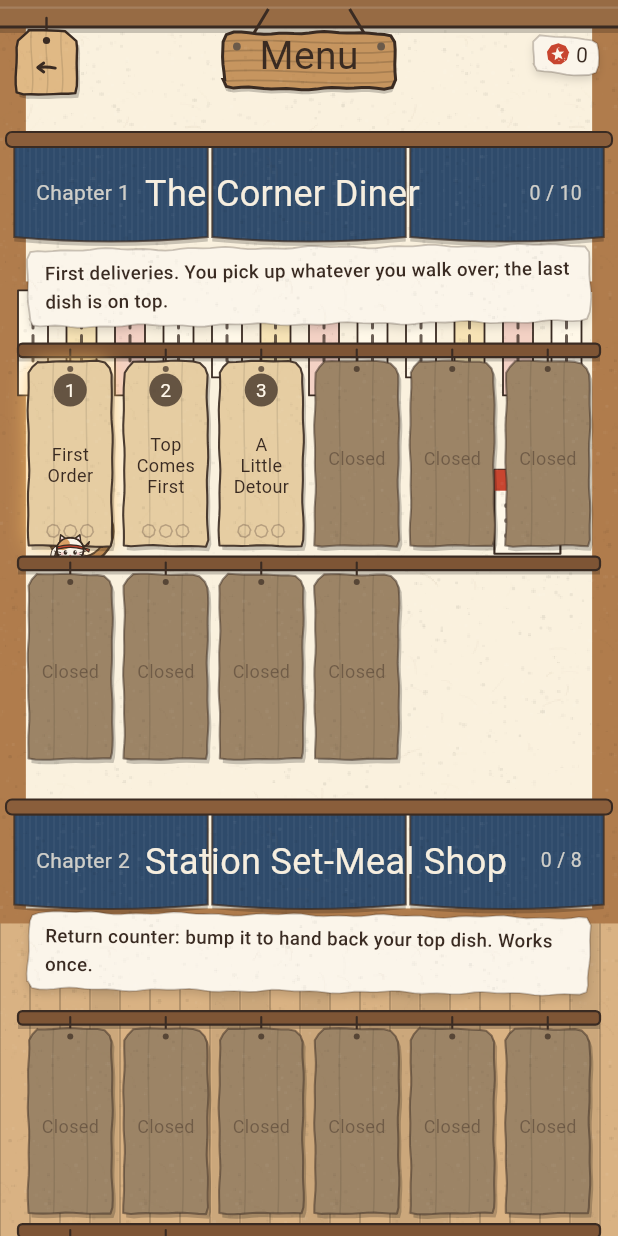
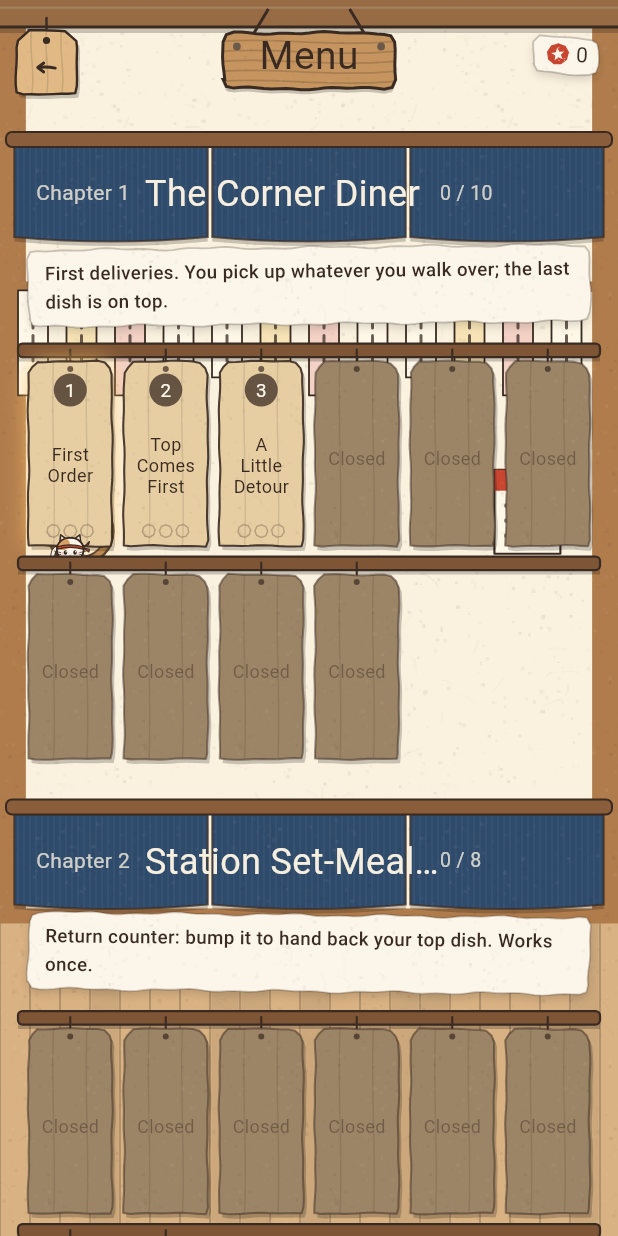
Before and after one commit to ItoShiyou/mobile-local-games, a Flutter app: the screen it shows after launch, after a tap on "Menu", on a phone screen of 412 x 824 dp. Run offline on Flutter 3.47's test engine with Material 3 defaults, Android fonts, the phone set to English and light mode, and no system bars; our stand-ins replace audioplayers, shared_preferences; Roboto replaces fonts that are missing (YuseiMagic, ZenMaruGothic).

Commit message:
Brighten the station diner and cafe, support large system text
Lighter walls and floors for the station diner and the hilltop cafe,
with daylight in the diner. Cap system text scaling at 1.3x (labels
sit on painted signs of fixed size) and let the lantern and chapter
headers shrink to fit; a test now opens every screen at 2x text in
Japanese and English on small and regular phones. Remove the unused
speech bubble widget.

Co-Authored-By: Claude Opus 5.5 <noreply@anthropic.com>
Claude-Session: https://claude.ai/code/session_01DRNSWaayhc1txh3mvzkJmg

```diff
--- a/apps/tsumiage_demae/lib/app/app.dart
+++ b/apps/tsumiage_demae/lib/app/app.dart
@@ -71,6 +71,9 @@ class _TsumiageAppState extends State<TsumiageApp> with WidgetsBindingObserver {
             GlobalWidgetsLocalizations.delegate,
             GlobalCupertinoLocalizations.delegate,
           ],
+          // Text is part of painted signs, tags and tickets that have a fixed
+          // size, so larger system text is honoured only up to a point.
+          builder: (context, child) => MediaQuery.withClampedTextScaling(maxScaleFactor: 1.3, child: child!),
           home: const TitleScreen(),
         ),
       ),
--- a/apps/tsumiage_demae/lib/ui/backdrop.dart
+++ b/apps/tsumiage_demae/lib/ui/backdrop.dart
@@ -60,9 +60,9 @@ class _BackdropPainter extends CustomPainter {
         }
         canvas.drawRect(Rect.fromLTWH(0, tiles.top - 6, w, 8), Art.fill(sc.wallTrim));
       case WallKind.brick:
-        canvas.drawRect(r, Art.fill(const Color(0xFFA9624A)));
+        canvas.drawRect(r, Art.fill(const Color(0xFFC07A5C)));
         const bh = 18.0, bw = 44.0;
-        final mortar = Art.stroke(const Color(0xFFD9B9A0), 2);
+        final mortar = Art.stroke(const Color(0xFFE6CDB6), 2);
         for (var row = 0; row * bh < h; row++) {
           final y = row * bh;
           canvas.drawLine(Offset(0, y), Offset(w, y), mortar);
--- a/apps/tsumiage_demae/lib/ui/stage_select_screen.dart
+++ b/apps/tsumiage_demae/lib/ui/stage_select_screen.dart
@@ -149,10 +149,22 @@ class _ShopWall extends StatelessWidget {
               padding: const EdgeInsets.fromLTRB(16, 14, 16, 6),
               child: Row(
                 children: [
-                  Text(s.chapterLabel(chapter.number), style: display(14, pal.onNoren.withValues(alpha: .8))),
+                  Flexible(
+                    flex: 2,
+                    child: FittedBox(
+                      fit: BoxFit.scaleDown,
+                      child: Text(s.chapterLabel(chapter.number), style: display(14, pal.onNoren.withValues(alpha: .8))),
+                    ),
+                  ),
                   const SizedBox(width: 10),
-                  Expanded(child: Text(chapter.title(lang), maxLines: 1, overflow: TextOverflow.ellipsis, style: display(24, pal.onNoren))),
-                  Text(s.clearedCount(cleared, chapter.levels.length), style: display(13, pal.onNoren.withValues(alpha: .8))),
+                  Expanded(flex: 5, child: Text(chapter.title(lang), maxLines: 1, overflow: TextOverflow.ellipsis, style: display(24, pal.onNoren))),
+                  Flexible(
+                    flex: 2,
+                    child: FittedBox(
+                      fit: BoxFit.scaleDown,
+                      child: Text(s.clearedCount(cleared, chapter.levels.length), style: display(13, pal.onNoren.withValues(alpha: .8))),
+                    ),
+                  ),
                 ],
               ),
             ),
```
Also changed, not shown: apps/tsumiage_demae/lib/ui/scene.dart (+10 -9 lines), apps/tsumiage_demae/lib/ui/widgets.dart (+0 -59 lines), apps/tsumiage_demae/lib/ui/world_controls.dart (+6 -3 lines), 1 other file.
